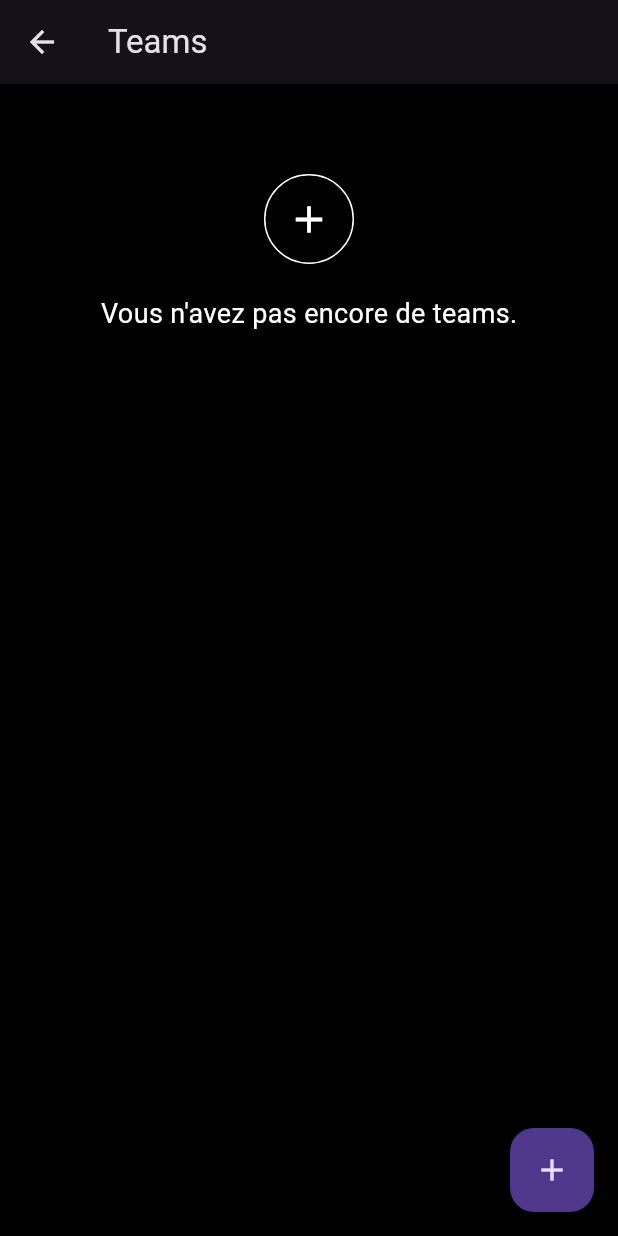
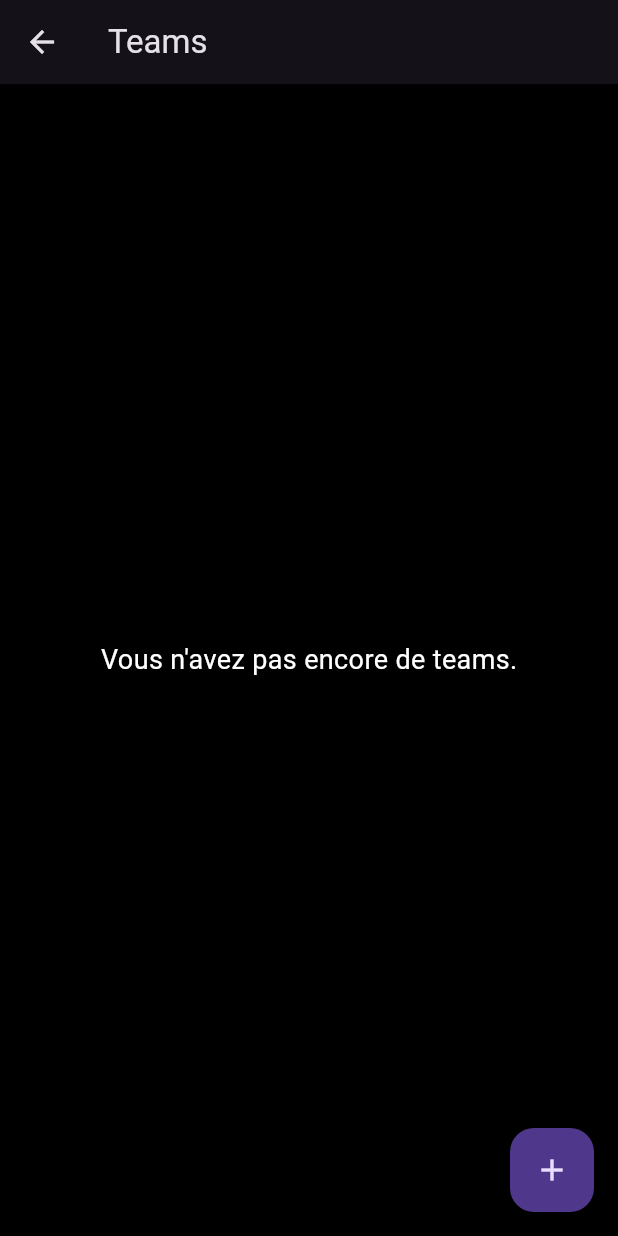
Before and after one commit to leo8/cfq_dev, a Flutter app: the TeamsScreen screen opened directly, on a phone screen of 412 x 824 dp. Run offline on Flutter 3.47's test engine with Material 3 defaults, Android fonts, the phone set to English and light mode, and no system bars; our stand-ins replace cloud_firestore, firebase_auth, firebase_core, firebase_storage, image_picker, logger and 1 more; accounts and stored records are empty; network calls fail.

Commit message:
Fix on UI of teams screen

```diff
--- a/lib/screens/teams_screen.dart
+++ b/lib/screens/teams_screen.dart
@@ -1,14 +1,12 @@
-import 'package:cfq_dev/models/team.dart';
-import 'package:cfq_dev/models/user.dart' as model;
-import 'package:cfq_dev/screens/create_team_screen.dart';
-import 'package:cloud_firestore/cloud_firestore.dart';
+// teams_screen.dart
+
 import 'package:flutter/material.dart';
 import 'package:provider/provider.dart';
 import '../view_models/teams_view_model.dart';
-import '../utils/styles/colors.dart';
-import '../utils/styles/fonts.dart';
-import '../widgets/atoms/texts/custom_text.dart';
-import '../widgets/atoms/buttons/outlined_icon_button.dart';
+import 'create_team_screen.dart';
+import '../models/team.dart';
+import '../models/user.dart' as model;
+import 'package:cloud_firestore/cloud_firestore.dart';
 
 class TeamsScreen extends StatelessWidget {
   const TeamsScreen({super.key});
@@ -26,38 +24,14 @@ class TeamsScreen extends StatelessWidget {
             if (viewModel.isLoading) {
               return const Center(child: CircularProgressIndicator());
             } else if (viewModel.teams.isEmpty) {
-              return Column(
-                crossAxisAlignment: CrossAxisAlignment.center,
-                children: [
-                  const SizedBox(height: 60),
-                  // Centered Outlined "+" Button
-                  Center(
-                    child: OutlinedIconButton(
-                      icon: Icons.add,
-                      onPressed: () {
-                        // Navigate to CreateTeamScreen
-                        Navigator.push(
-                          context,
-                          MaterialPageRoute(
-                            builder: (context) => CreateTeamScreen(),
-                          ),
-                        ).then((_) {
-                          // Refresh teams after returning
-                          viewModel.fetchTeams();
-                        });
-                      },
-                    ),
+              return Center(
+                child: Text(
+                  'Vous n\'avez pas encore de teams.',
+                  style: const TextStyle(
+                    color: Colors.white,
+                    fontSize: 18,
                   ),
-                  const SizedBox(height: 20),
-                  // Message when no teams are available
-                  Center(
-                    child: CustomText(
-                      text: 'Vous n\'avez pas encore de teams.',
-                      fontSize: CustomFont.fontSize18,
-                      color: CustomColor.white,
-                    ),
-                  ),
-                ],
+                ),
               );
             } else {
               return ListView.builder(
@@ -66,7 +40,7 @@ class TeamsScreen extends StatelessWidget {
                   Team team = viewModel.teams[index];
                   return GestureDetector(
                     onTap: () {
-                      // Navigate to team screen (not implemented)
+                      // Navigate to team details screen (not implemented)
                     },
                     child: Container(
                       margin: const EdgeInsets.symmetric(
@@ -153,7 +127,7 @@ class TeamsScreen extends StatelessWidget {
             Navigator.push(
               context,
               MaterialPageRoute(
-                builder: (context) => CreateTeamScreen(),
+                builder: (context) => const CreateTeamScreen(),
               ),
             ).then((_) {
               // Refresh teams after returning
```
